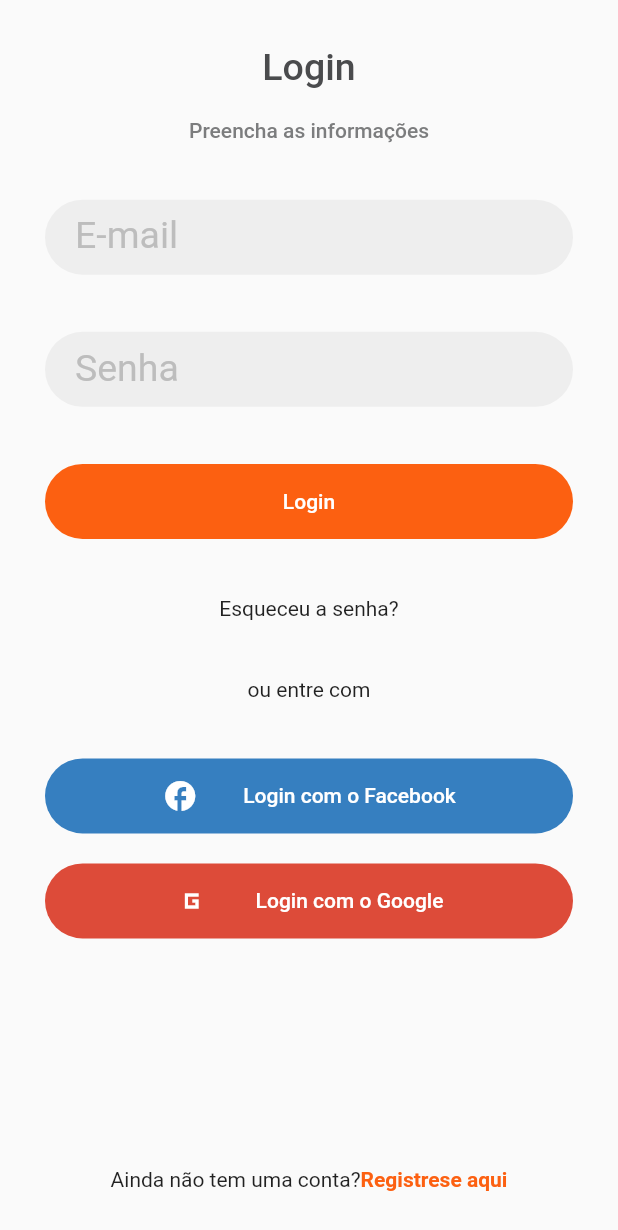
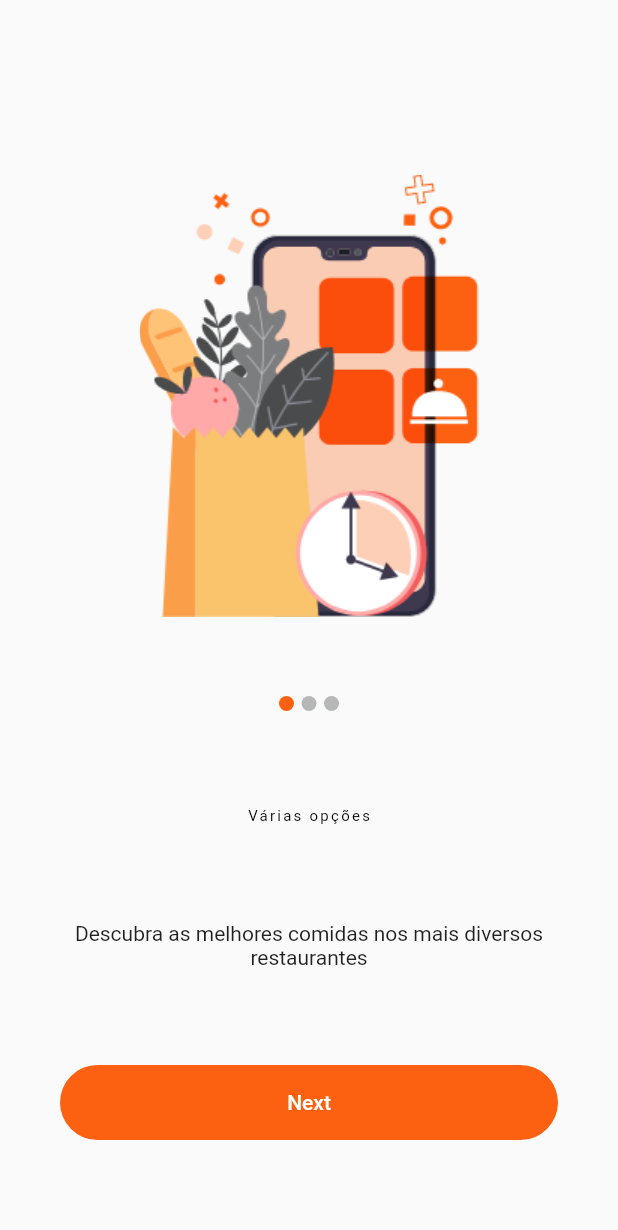
Before and after one commit to JeanDaRosa/delivery_food_app, a Flutter app: the LoginScreen screen opened by its route, after a tap on "Login", on a phone screen of 412 x 824 dp. Shown: the top 1230 px of the screen. Run offline on Flutter 3.47's test engine with Material 2 defaults, Android fonts, the phone set to English and light mode, and no system bars; missing offline and left inert: shadow_clip; Roboto replaces fonts that are missing (Metropolis).

Commit message:
Add Intro Screeen - changed langind and login screen

```diff
--- a/lib/main.dart
+++ b/lib/main.dart
@@ -1,3 +1,4 @@
+import 'package:delivery_demo/screens/intro/intro_screeen.dart';
 import 'package:delivery_demo/screens/login/landing_screen.dart';
 import 'package:delivery_demo/screens/login/login_screen.dart';
 import 'package:flutter/material.dart';
@@ -65,7 +66,8 @@
       home: const SplashScreen(),
       routes: {
         LandingScreen.routeName: (context) => const LandingScreen(),
-        LoginScreen.routName: (context) => const LoginScreen(),
+        LoginScreen.routeName: (context) => const LoginScreen(),
+        IntroScreen.routeName: (context) => const IntroScreen(),
       },
     );
   }
--- /dev/null
+++ b/lib/screens/intro/intro_screeen.dart
@@ -0,0 +1,121 @@
+import 'package:flutter/material.dart';
+import '../../utils/helper.dart';
+import '../../const/colors.dart';
+
+class IntroScreen extends StatefulWidget {
+  static const routeName = "/introScreen";
+  const IntroScreen({super.key});
+
+  @override
+  State<IntroScreen> createState() => _IntroScreenState();
+}
+
+class _IntroScreenState extends State<IntroScreen> {
+  late PageController _controller;
+
+  late int count;
+  final List<Map<String, String>> _pages = [
+    {
+      "image": "vector1.png",
+      "title": "Várias opções",
+      "desc": "Descubra as melhores comidas nos mais diversos restaurantes",
+    },
+    {
+      "image": "vector2.png",
+      "title": "Entrega rápida",
+      "desc": "Entrega rápida de comida em sua casa, escritório ou onde você estiver",
+    },
+    {
+      "image": "vector3.png",
+      "title": "Rastramento ao vivo",
+      "desc": "Rastreamento em tempo real de sua comida no aplicativo assim que você fizer o pedido",
+    },
+  ];
+
+  @override
+  void initState() {
+    _controller = PageController();
+    count = 0;
+    super.initState();
+  }
+
+  @override
+  Widget build(BuildContext context) {
+    return Scaffold(
+      body: SizedBox(
+        width: Helper.getScreenWidth(context),
+        height: Helper.getScreenHeight(context),
+        child: SafeArea(
+          child: Padding(
+            padding: const EdgeInsets.symmetric(horizontal: 40),
+            child: Column(
+              children: [
+                const Spacer(),
+                SizedBox(
+                  height: 400,
+                  width: double.infinity,
+                  child: PageView.builder(
+                    controller: _controller,
+                    onPageChanged: (value) {
+                      setState(() {
+                        count = value;
+                      });
+                    },
+                    itemBuilder: (context, index) {
+                      return Image.asset(Helper.getAssetName(_pages[index]["image"]!, "virtual"));
+                    },
+                    itemCount: _pages.length,
+                  ),
+                ),
+                Row(
+                  mainAxisAlignment: MainAxisAlignment.center,
+                  children: [
+                    CircleAvatar(
+                      radius: 5,
+                      backgroundColor: count == 0 ? AppColor.orange : AppColor.placeholder,
+                    ),
+                    const SizedBox(
+                      width: 5,
+                    ),
+                    CircleAvatar(
+                      radius: 5,
+                      backgroundColor: count == 1 ? AppColor.orange : AppColor.placeholder,
+                    ),
+                    const SizedBox(
+                      width: 5,
+                    ),
+                    CircleAvatar(
+                      radius: 5,
+                      backgroundColor: count == 2 ? AppColor.orange : AppColor.placeholder,
+                    )
+                  ],
+                ),
+                const Spacer(),
+                Text(
+                  _pages[count]["title"]!,
+                  style: Helper.getTheme(context).labelSmall,
+                ),
+                const Spacer(),
+                Text(
+                  _pages[count]["desc"]!,
+                  textAlign: TextAlign.center,
+                ),
+                const Spacer(),
+                SizedBox(
+                  height: 50,
+                  width: double.infinity,
+                  child: ElevatedButton(
+                      onPressed: () {
+                        // Navigator.of(context).pushReplacementNamed(HomeScreen.routeName);
+                      },
+                      child: const Text("Next")),
+                ),
+                const Spacer()
+              ],
+            ),
+          ),
+        ),
+      ),
+    );
+  }
+}
--- a/lib/screens/login/landing_screen.dart
+++ b/lib/screens/login/landing_screen.dart
@@ -73,7 +73,7 @@ class LandingScreen extends StatelessWidget {
                     height: 50,
                     child: ElevatedButton(
                       onPressed: () {
-                        Navigator.of(context).pushReplacementNamed(LoginScreen.routName);
+                        Navigator.of(context).pushReplacementNamed(LoginScreen.routeName);
                       },
                       child: const Text("Login"),
                     ),
--- a/lib/screens/login/login_screen.dart
+++ b/lib/screens/login/login_screen.dart
@@ -1,10 +1,11 @@
+import 'package:delivery_demo/screens/intro/intro_screeen.dart';
 import 'package:delivery_demo/screens/login/components/custom_text_input.dart';
 import 'package:delivery_demo/utils/helper.dart';
 import 'package:flutter/material.dart';
 import '../../const/colors.dart';
 
 class LoginScreen extends StatefulWidget {
-  static const routName = "/loginScreen";
+  static const routeName = "/loginScreen";
   const LoginScreen({super.key});
 
   @override
@@ -44,14 +45,33 @@ class _LoginScreenState extends State<LoginScreen> {
                   height: 50,
                   width: double.infinity,
                   child: ElevatedButton(
-                    onPressed: () {},
+                    onPressed: () {
+                      Navigator.of(context).pushReplacementNamed(IntroScreen.routeName);
+                    },
                     child: const Text('Login'),
                   ),
                 ),
                 const Spacer(),
-                GestureDetector(
-                  onTap: () {},
-                  child: const Text('Esqueceu a senha?'),
+                Row(
+                  mainAxisAlignment: MainAxisAlignment.center,
+                  children: [
+                    const Text('Esqueceu a senha?'),
+                    const SizedBox(
+                      width: 4,
+                    ),
+                    GestureDetector(
+                      onTap: () {
+                        print('object');
+                      },
+                      child: const Text(
+                        'Clique aqui.',
+                        style: TextStyle(
+                          color: Colors.red,
+                          fontWeight: FontWeight.bold,
+                        ),
+                      ),
+                    ),
+                  ],
                 ),
                 const Spacer(),
                 const Text(
```
Also changed, not shown: assets/images/virtual/vector1.png (added), assets/images/virtual/vector2.png (added), assets/images/virtual/vector3.png (added).
